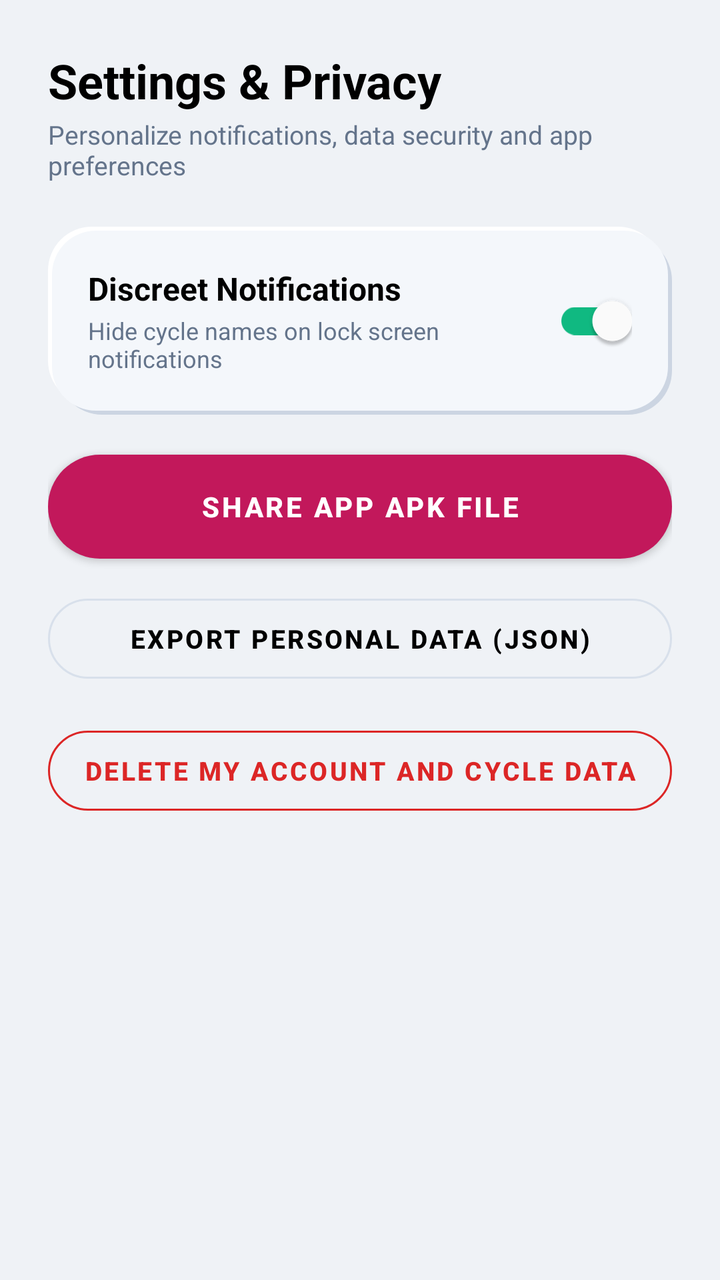
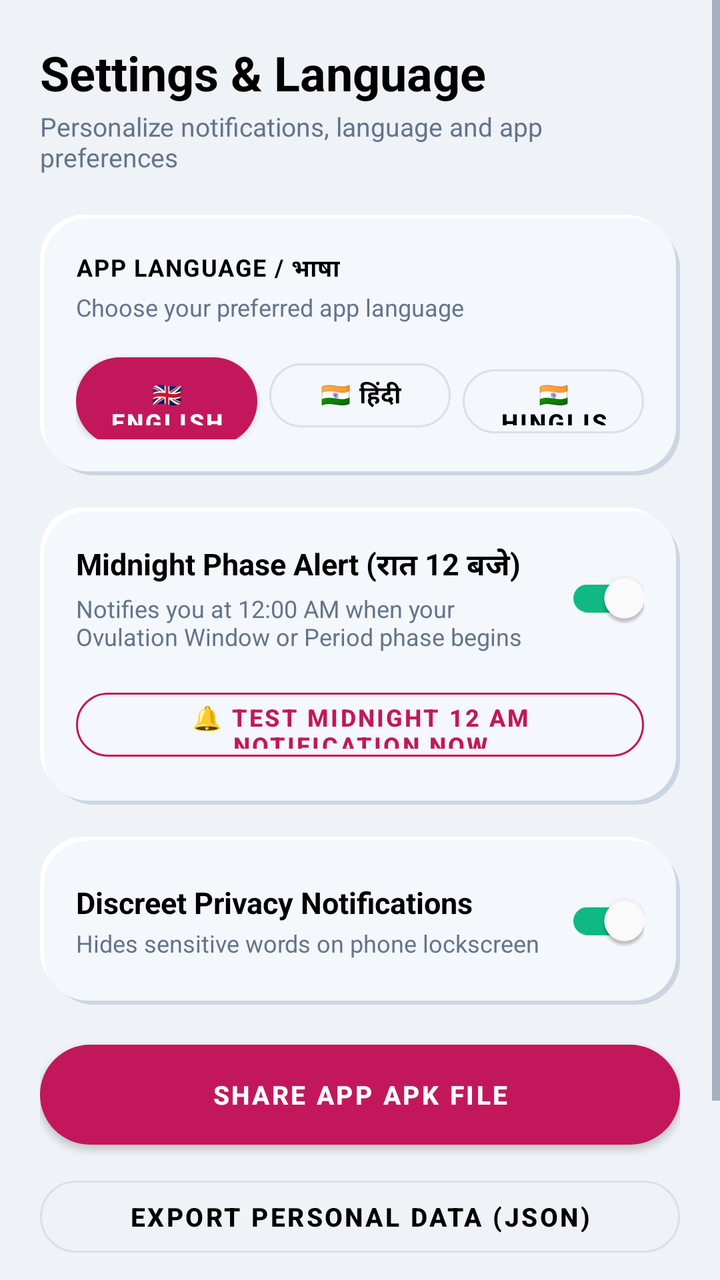

An Android layout rendered at two revisions. The XML below is the earlier revision; the diff shows what the commit changed to produce the second picture.
<!-- AndroidManifest.xml: application theme Theme.CycleCare -->
<!-- res/layout/activity_settings.xml -->
<?xml version="1.0" encoding="utf-8"?>
<ScrollView xmlns:android="http://schemas.android.com/apk/res/android"
    xmlns:app="http://schemas.android.com/apk/res-auto"
    android:layout_width="match_parent"
    android:layout_height="match_parent"
    android:background="@color/colorBackground"
    android:fillViewport="true">

    <LinearLayout
        android:layout_width="match_parent"
        android:layout_height="wrap_content"
        android:orientation="vertical"
        android:padding="24dp">

        <TextView
            android:layout_width="wrap_content"
            android:layout_height="wrap_content"
            android:text="Settings &amp; Privacy"
            android:textColor="#000000"
            android:textSize="24sp"
            android:textStyle="bold" />

        <TextView
            android:layout_width="wrap_content"
            android:layout_height="wrap_content"
            android:layout_marginTop="2dp"
            android:text="Personalize notifications, data security and app preferences"
            android:textColor="@color/textSecondary"
            android:textSize="13sp" />

        
        <LinearLayout
            android:layout_width="match_parent"
            android:layout_height="wrap_content"
            android:layout_marginTop="22dp"
            android:background="@drawable/bg_neu_card_raised"
            android:orientation="vertical"
            android:padding="20dp">

            <LinearLayout
                android:layout_width="match_parent"
                android:layout_height="wrap_content"
                android:orientation="horizontal"
                android:gravity="center_vertical">

                <LinearLayout
                    android:layout_width="0dp"
                    android:layout_height="wrap_content"
                    android:layout_weight="1"
                    android:orientation="vertical">

                    <TextView
                        android:layout_width="wrap_content"
                        android:layout_height="wrap_content"
                        android:text="Discreet Notifications"
                        android:textColor="#000000"
                        android:textSize="16sp"
                        android:textStyle="bold" />

                    <TextView
                        android:layout_width="wrap_content"
                        android:layout_height="wrap_content"
                        android:layout_marginTop="2dp"
                        android:text="Hide cycle names on lock screen notifications"
                        android:textColor="@color/textSecondary"
                        android:textSize="12sp" />
                </LinearLayout>

                <androidx.appcompat.widget.SwitchCompat
                    android:id="@+id/sw_discreet_notifications"
                    android:layout_width="wrap_content"
                    android:layout_height="wrap_content"
                    android:checked="true"
                    app:thumbTint="@color/textOnPrimary"
                    app:trackTint="@color/colorMintGreen" />
            </LinearLayout>
        </LinearLayout>

        
        <Button
            android:id="@+id/btn_settings_share_apk"
            android:layout_width="match_parent"
            android:layout_height="52dp"
            android:layout_marginTop="20dp"
            android:background="@drawable/bg_m3_button"
            android:text="Share App APK File"
            android:textColor="@color/textOnPrimary"
            android:textSize="14sp"
            android:textStyle="bold" />

        <Button
            android:id="@+id/btn_export_data"
            style="@style/Widget.MaterialComponents.Button.OutlinedButton"
            android:layout_width="match_parent"
            android:layout_height="52dp"
            android:layout_marginTop="14dp"
            android:text="Export Personal Data (JSON)"
            android:textColor="#000000"
            android:textSize="13sp"
            android:textStyle="bold"
            app:cornerRadius="26dp"
            app:strokeColor="@color/colorBorder" />

        <Button
            android:id="@+id/btn_delete_account"
            style="@style/Widget.MaterialComponents.Button.OutlinedButton"
            android:layout_width="match_parent"
            android:layout_height="52dp"
            android:layout_marginTop="14dp"
            android:layout_marginBottom="32dp"
            android:text="Delete My Account and Cycle Data"
            android:textColor="@color/colorError"
            android:textSize="13sp"
            android:textStyle="bold"
            app:cornerRadius="26dp"
            app:strokeColor="@color/colorError" />

    </LinearLayout>
</ScrollView>
<!-- resources referenced by this layout -->
<resources>
  <color name="colorBackground">#EFF2F6</color>
  <color name="colorBorder">#D8E0EB</color>
  <color name="colorError">#DC2626</color>
  <color name="colorMintGreen">#10B981</color>
  <color name="textOnPrimary">#FFFFFF</color>
  <color name="textSecondary">#64748B</color>
  <!-- drawable bg_m3_button (drawable) -->
  <?xml version="1.0" encoding="utf-8"?>
  <ripple xmlns:android="http://schemas.android.com/apk/res/android"
      android:color="#40FFFFFF">
      <item>
          <shape android:shape="rectangle">
              <gradient
                  android:angle="270"
                  android:startColor="#D81B60"
                  android:endColor="#C2185B" />
              <corners android:radius="28dp" />
          </shape>
      </item>
  </ripple>
  <!-- drawable bg_neu_card_raised (drawable) -->
  <?xml version="1.0" encoding="utf-8"?>
  <layer-list xmlns:android="http://schemas.android.com/apk/res/android">
      <item android:left="5dp" android:top="5dp">
          <shape android:shape="rectangle">
              <solid android:color="#CCD5E2" />
              <corners android:radius="22dp" />
          </shape>
      </item>
      <item android:right="5dp" android:bottom="5dp">
          <shape android:shape="rectangle">
              <solid android:color="#FFFFFF" />
              <corners android:radius="22dp" />
          </shape>
      </item>
      <item android:left="2dp" android:top="2dp" android:right="2dp" android:bottom="2dp">
          <shape android:shape="rectangle">
              <solid android:color="#F4F7FB" />
              <corners android:radius="22dp" />
          </shape>
      </item>
  </layer-list>
  <style name="Theme.CycleCare" parent="Theme.MaterialComponents.DayNight.NoActionBar">
          
          <item name="colorPrimary">@color/colorPrimary</item>
          <item name="colorPrimaryVariant">@color/colorPrimaryVariant</item>
          <item name="colorOnPrimary">@color/textOnPrimary</item>
          
          <item name="colorSecondary">@color/colorSecondary</item>
          <item name="colorSecondaryVariant">@color/colorSecondaryVariant</item>
          <item name="colorOnSecondary">@color/textOnPrimary</item>
  
          <item name="colorSurface">@color/colorSurface</item>
          <item name="colorOnSurface">@color/textPrimary</item>
          
          
          <item name="android:statusBarColor">@color/colorBackground</item>
          <item name="android:windowLightStatusBar">true</item>
          <item name="android:windowBackground">@color/colorBackground</item>
  
          
          <item name="android:textColorPrimary">@color/textPrimary</item>
          <item name="android:textColorSecondary">@color/textSecondary</item>
      </style>
  <color name="colorPrimary">#C2185B</color>
  <color name="colorPrimaryVariant">#AD1457</color>
  <color name="colorSecondary">#0284C7</color>
  <color name="colorSecondaryVariant">#0369A1</color>
  <color name="colorSurface">#F4F7FB</color>
  <color name="textPrimary">#1E293B</color>
</resources>

<!-- the commit's change to res/layout/activity_settings.xml (unified diff, before → after) -->
@@ -10,12 +10,12 @@
         android:layout_width="match_parent"
         android:layout_height="wrap_content"
         android:orientation="vertical"
-        android:padding="24dp">
+        android:padding="20dp">
 
         <TextView
             android:layout_width="wrap_content"
             android:layout_height="wrap_content"
-            android:text="Settings &amp; Privacy"
+            android:text="Settings &amp; Language"
             android:textColor="#000000"
             android:textSize="24sp"
             android:textStyle="bold" />
@@ -24,7 +24,7 @@
             android:layout_width="wrap_content"
             android:layout_height="wrap_content"
             android:layout_marginTop="2dp"
-            android:text="Personalize notifications, data security and app preferences"
+            android:text="Personalize notifications, language and app preferences"
             android:textColor="@color/textSecondary"
             android:textSize="13sp" />
 
@@ -32,10 +32,86 @@
         <LinearLayout
             android:layout_width="match_parent"
             android:layout_height="wrap_content"
-            android:layout_marginTop="22dp"
+            android:layout_marginTop="20dp"
             android:background="@drawable/bg_neu_card_raised"
             android:orientation="vertical"
-            android:padding="20dp">
+            android:padding="18dp">
+
+            <TextView
+                android:layout_width="wrap_content"
+                android:layout_height="wrap_content"
+                android:text="APP LANGUAGE / भाषा"
+                android:textColor="#000000"
+                android:textSize="12sp"
+                android:textStyle="bold"
+                android:letterSpacing="0.05" />
+
+            <TextView
+                android:layout_width="wrap_content"
+                android:layout_height="wrap_content"
+                android:layout_marginTop="2dp"
+                android:text="Choose your preferred app language"
+                android:textColor="@color/textSecondary"
+                android:textSize="12sp" />
+
+            
+            <LinearLayout
+                android:layout_width="match_parent"
+                android:layout_height="wrap_content"
+                android:layout_marginTop="14dp"
+                android:orientation="horizontal">
+
+                <Button
+                    android:id="@+id/btn_lang_en"
+                    android:layout_width="0dp"
+                    android:layout_height="44dp"
+                    android:layout_weight="1"
+                    android:layout_marginEnd="6dp"
+                    android:background="@drawable/bg_m3_button"
+                    android:text="🇬🇧 English"
+                    android:textColor="@color/textOnPrimary"
+                    android:textSize="12sp"
+                    android:textStyle="bold" />
+
+                <Button
+                    android:id="@+id/btn_lang_hi"
+                    style="@style/Widget.MaterialComponents.Button.OutlinedButton"
+                    android:layout_width="0dp"
+                    android:layout_height="44dp"
+                    android:layout_weight="1"
+                    android:layout_marginEnd="6dp"
+                    android:text="🇮🇳 हिंदी"
+                    android:textColor="#000000"
+                    android:textSize="12sp"
+                    android:textStyle="bold"
+                    app:cornerRadius="22dp"
+                    app:strokeColor="@color/colorBorder" />
+
+                <Button
+                    android:id="@+id/btn_lang_hinglish"
+                    style="@style/Widget.MaterialComponents.Button.OutlinedButton"
+                    android:layout_width="0dp"
+                    android:layout_height="44dp"
+                    android:layout_weight="1"
+                    android:text="🇮🇳 Hinglish"
+                    android:textColor="#000000"
+                    android:textSize="12sp"
+                    android:textStyle="bold"
+                    app:cornerRadius="22dp"
+                    app:strokeColor="@color/colorBorder" />
+
+            </LinearLayout>
+
+        </LinearLayout>
+
+        
+        <LinearLayout
+            android:layout_width="match_parent"
+            android:layout_height="wrap_content"
+            android:layout_marginTop="16dp"
+            android:background="@drawable/bg_neu_card_raised"
+            android:orientation="vertical"
+            android:padding="18dp">
 
             <LinearLayout
                 android:layout_width="match_parent"
@@ -52,16 +128,79 @@
                     <TextView
                         android:layout_width="wrap_content"
                         android:layout_height="wrap_content"
-                        android:text="Discreet Notifications"
+                        android:text="Midnight Phase Alert (रात 12 बजे)"
                         android:textColor="#000000"
-                        android:textSize="16sp"
+                        android:textSize="15sp"
                         android:textStyle="bold" />
 
                     <TextView
                         android:layout_width="wrap_content"
                         android:layout_height="wrap_content"
                         android:layout_marginTop="2dp"
-                        android:text="Hide cycle names on lock screen notifications"
+                        android:text="Notifies you at 12:00 AM when your Ovulation Window or Period phase begins"
+                        android:textColor="@color/textSecondary"
+                        android:textSize="12sp" />
+                </LinearLayout>
+
+                <androidx.appcompat.widget.SwitchCompat
+                    android:id="@+id/sw_midnight_notifications"
+                    android:layout_width="wrap_content"
+                    android:layout_height="wrap_content"
+                    android:checked="true"
+                    app:thumbTint="@color/textOnPrimary"
+                    app:trackTint="@color/colorMintGreen" />
+            </LinearLayout>
+
+            
+            <Button
+                android:id="@+id/btn_test_midnight_notification"
+                style="@style/Widget.MaterialComponents.Button.OutlinedButton"
+                android:layout_width="match_parent"
+                android:layout_height="44dp"
+                android:layout_marginTop="14dp"
+                android:text="🔔 Test Midnight 12 AM Notification Now"
+                android:textColor="@color/colorPrimary"
+                android:textSize="12sp"
+                android:textStyle="bold"
+                app:cornerRadius="22dp"
+                app:strokeColor="@color/colorPrimary" />
+
+        </LinearLayout>
+
+        
+        <LinearLayout
+            android:layout_width="match_parent"
+            android:layout_height="wrap_content"
+            android:layout_marginTop="16dp"
+            android:background="@drawable/bg_neu_card_raised"
+            android:orientation="vertical"
+            android:padding="18dp">
+
+            <LinearLayout
+                android:layout_width="match_parent"
+                android:layout_height="wrap_content"
+                android:orientation="horizontal"
+                android:gravity="center_vertical">
+
+                <LinearLayout
+                    android:layout_width="0dp"
+                    android:layout_height="wrap_content"
+                    android:layout_weight="1"
+                    android:orientation="vertical">
+
+                    <TextView
+                        android:layout_width="wrap_content"
+                        android:layout_height="wrap_content"
+                        android:text="Discreet Privacy Notifications"
+                        android:textColor="#000000"
+                        android:textSize="15sp"
+                        android:textStyle="bold" />
+
+                    <TextView
+                        android:layout_width="wrap_content"
+                        android:layout_height="wrap_content"
+                        android:layout_marginTop="2dp"
+                        android:text="Hides sensitive words on phone lockscreen"
                         android:textColor="@color/textSecondary"
                         android:textSize="12sp" />
                 </LinearLayout>
@@ -80,39 +219,39 @@
         <Button
             android:id="@+id/btn_settings_share_apk"
             android:layout_width="match_parent"
-            android:layout_height="52dp"
+            android:layout_height="50dp"
             android:layout_marginTop="20dp"
             android:background="@drawable/bg_m3_button"
             android:text="Share App APK File"
             android:textColor="@color/textOnPrimary"
-            android:textSize="14sp"
+            android:textSize="13sp"
             android:textStyle="bold" />
 
         <Button
             android:id="@+id/btn_export_data"
             style="@style/Widget.MaterialComponents.Button.OutlinedButton"
             android:layout_width="match_parent"
-            android:layout_height="52dp"
-            android:layout_marginTop="14dp"
+            android:layout_height="48dp"
+            android:layout_marginTop="12dp"
             android:text="Export Personal Data (JSON)"
             android:textColor="#000000"
             android:textSize="13sp"
             android:textStyle="bold"
-            app:cornerRadius="26dp"
+            app:cornerRadius="24dp"
             app:strokeColor="@color/colorBorder" />
 
         <Button
             android:id="@+id/btn_delete_account"
             style="@style/Widget.MaterialComponents.Button.OutlinedButton"
             android:layout_width="match_parent"
-            android:layout_height="52dp"
-            android:layout_marginTop="14dp"
+            android:layout_height="48dp"
+            android:layout_marginTop="12dp"
             android:layout_marginBottom="32dp"
             android:text="Delete My Account and Cycle Data"
             android:textColor="@color/colorError"
             android:textSize="13sp"
             android:textStyle="bold"
-            app:cornerRadius="26dp"
+            app:cornerRadius="24dp"
             app:strokeColor="@color/colorError" />
 
     </LinearLayout>
